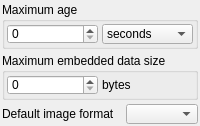
xnamed/vacuum-im, file src/plugins/xhtmlim/xhtmloptions2.ui: the form before one commit.
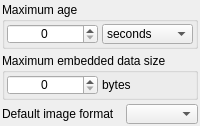
The form after the commit.

```diff
--- a/src/plugins/xhtmlim/xhtmloptions2.ui
+++ b/src/plugins/xhtmlim/xhtmloptions2.ui
@@ -79,6 +79,9 @@
         <property name="inputMethodHints">
          <set>Qt::ImhDigitsOnly</set>
         </property>
+        <property name="alignment">
+         <set>Qt::AlignCenter</set>
+        </property>
         <property name="maximum">
          <number>2147483647</number>
         </property>
@@ -188,6 +191,9 @@
           <height>16777215</height>
          </size>
         </property>
+        <property name="alignment">
+         <set>Qt::AlignCenter</set>
+        </property>
         <property name="maximum">
          <number>65535</number>
         </property>
```
